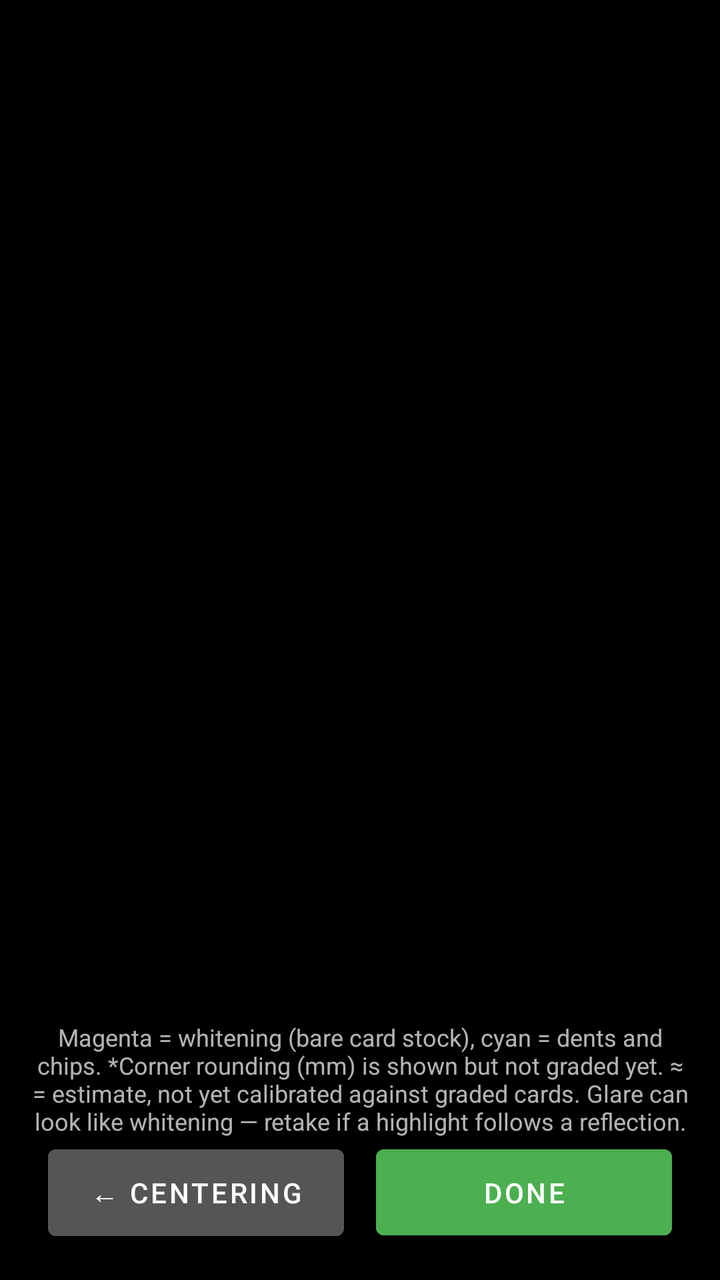
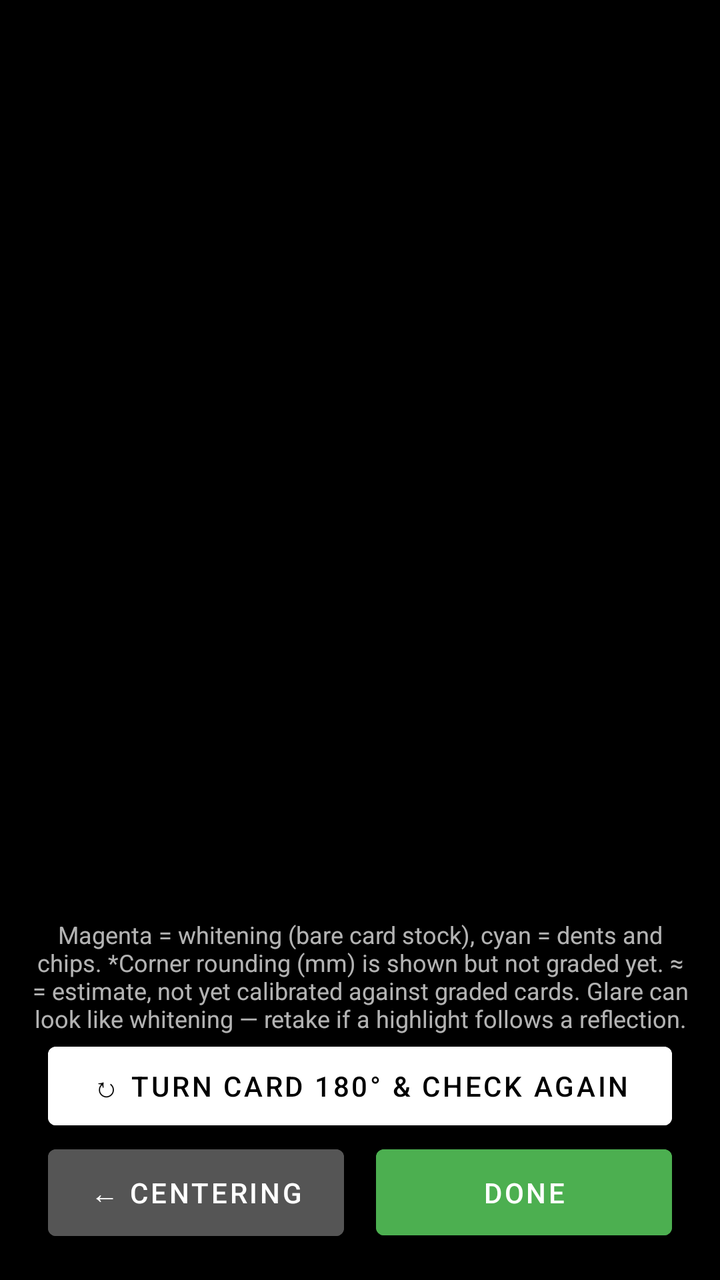

An Android layout rendered at two revisions. The XML below is the earlier revision; the diff shows what the commit changed to produce the second picture.
<!-- AndroidManifest.xml: application theme Theme.CardScanner -->
<!-- res/layout/activity_corners_edges.xml -->
<?xml version="1.0" encoding="utf-8"?>
<androidx.constraintlayout.widget.ConstraintLayout xmlns:android="http://schemas.android.com/apk/res/android"
    xmlns:app="http://schemas.android.com/apk/res-auto"
    android:id="@+id/cornersEdgesRoot"
    android:layout_width="match_parent"
    android:layout_height="match_parent"
    android:background="@color/black">

    <TextView
        android:id="@+id/cornersEdgesTitle"
        android:layout_width="wrap_content"
        android:layout_height="wrap_content"
        android:layout_marginTop="16dp"
        android:textColor="@color/white"
        android:textSize="20sp"
        android:textStyle="bold"
        app:layout_constraintTop_toTopOf="parent"
        app:layout_constraintStart_toStartOf="parent"
        app:layout_constraintEnd_toEndOf="parent" />

    <TextView
        android:id="@+id/wearGradeText"
        android:layout_width="wrap_content"
        android:layout_height="wrap_content"
        android:layout_marginTop="6dp"
        android:textColor="@color/accent"
        android:textSize="18sp"
        android:textStyle="bold"
        app:layout_constraintTop_toBottomOf="@id/cornersEdgesTitle"
        app:layout_constraintStart_toStartOf="parent"
        app:layout_constraintEnd_toEndOf="parent" />

    <TextView
        android:id="@+id/wearDetailText"
        android:layout_width="0dp"
        android:layout_height="wrap_content"
        android:layout_marginTop="4dp"
        android:paddingHorizontal="16dp"
        android:gravity="center"
        android:fontFamily="monospace"
        android:textColor="@color/white"
        android:textSize="12sp"
        app:layout_constraintTop_toBottomOf="@id/wearGradeText"
        app:layout_constraintStart_toStartOf="parent"
        app:layout_constraintEnd_toEndOf="parent" />

    <ImageView
        android:id="@+id/wearCardImage"
        android:layout_width="0dp"
        android:layout_height="0dp"
        android:layout_marginVertical="8dp"
        android:contentDescription="@string/wear_card_description"
        android:scaleType="fitCenter"
        app:layout_constraintTop_toBottomOf="@id/wearDetailText"
        app:layout_constraintBottom_toTopOf="@id/cornerTiles"
        app:layout_constraintStart_toStartOf="parent"
        app:layout_constraintEnd_toEndOf="parent" />

    <ProgressBar
        android:id="@+id/wearProgress"
        android:layout_width="wrap_content"
        android:layout_height="wrap_content"
        app:layout_constraintTop_toTopOf="@id/wearCardImage"
        app:layout_constraintBottom_toBottomOf="@id/wearCardImage"
        app:layout_constraintStart_toStartOf="parent"
        app:layout_constraintEnd_toEndOf="parent" />

    
    <LinearLayout
        android:id="@+id/cornerTiles"
        android:layout_width="match_parent"
        android:layout_height="wrap_content"
        android:orientation="horizontal"
        android:paddingHorizontal="8dp"
        app:layout_constraintBottom_toTopOf="@id/wearHintText"
        app:layout_constraintStart_toStartOf="parent"
        app:layout_constraintEnd_toEndOf="parent" />

    <TextView
        android:id="@+id/wearHintText"
        android:layout_width="0dp"
        android:layout_height="wrap_content"
        android:layout_marginTop="6dp"
        android:paddingHorizontal="16dp"
        android:gravity="center"
        android:text="@string/wear_hint"
        android:textColor="#B3FFFFFF"
        android:textSize="12sp"
        app:layout_constraintBottom_toTopOf="@id/wearButtonRow"
        app:layout_constraintStart_toStartOf="parent"
        app:layout_constraintEnd_toEndOf="parent" />

    <LinearLayout
        android:id="@+id/wearButtonRow"
        android:layout_width="match_parent"
        android:layout_height="wrap_content"
        android:layout_marginTop="8dp"
        android:layout_marginBottom="16dp"
        android:orientation="horizontal"
        android:paddingHorizontal="24dp"
        app:layout_constraintBottom_toBottomOf="parent"
        app:layout_constraintStart_toStartOf="parent"
        app:layout_constraintEnd_toEndOf="parent">

        <Button
            android:id="@+id/wearBackButton"
            android:layout_width="0dp"
            android:layout_height="wrap_content"
            android:layout_weight="1"
            android:layout_marginEnd="8dp"
            android:paddingVertical="12dp"
            android:text="@string/wear_back_button"
            android:textColor="@color/white"
            android:backgroundTint="#555555" />

        <Button
            android:id="@+id/wearDoneButton"
            android:layout_width="0dp"
            android:layout_height="wrap_content"
            android:layout_weight="1"
            android:layout_marginStart="8dp"
            android:paddingVertical="12dp"
            android:text="@string/centering_done_button"
            android:textColor="@color/white"
            android:backgroundTint="@color/accent"
            android:enabled="false" />

    </LinearLayout>

</androidx.constraintlayout.widget.ConstraintLayout>
<!-- resources referenced by this layout -->
<resources>
  <color name="accent">#FF4CAF50</color>
  <color name="black">#FF000000</color>
  <color name="white">#FFFFFFFF</color>
  <string name="centering_done_button">Done</string>
  <string name="wear_back_button">← Centering</string>
  <string name="wear_card_description">Card with whitening and corner wear highlighted</string>
  <string name="wear_hint">Magenta = whitening (bare card stock), cyan = dents and chips. *Corner rounding (mm) is shown but not graded yet. ≈ = estimate, not yet calibrated against graded cards. Glare can look like whitening — retake if a highlight follows a reflection.</string>
  <style name="Theme.CardScanner" parent="Theme.MaterialComponents.DayNight.NoActionBar">
          <item name="colorPrimary">@color/black</item>
          <item name="colorPrimaryDark">@color/black</item>
          <item name="colorAccent">@color/accent</item>
          <item name="android:statusBarColor">@color/black</item>
      </style>
</resources>

<!-- the commit's change to res/layout/activity_corners_edges.xml (unified diff, before → after) -->
@@ -86,6 +86,22 @@
         android:text="@string/wear_hint"
         android:textColor="#B3FFFFFF"
         android:textSize="12sp"
+        app:layout_constraintBottom_toTopOf="@id/wearTurnButton"
+        app:layout_constraintStart_toStartOf="parent"
+        app:layout_constraintEnd_toEndOf="parent" />
+
+    
+    <Button
+        android:id="@+id/wearTurnButton"
+        android:layout_width="0dp"
+        android:layout_height="wrap_content"
+        android:layout_marginHorizontal="24dp"
+        android:layout_marginTop="8dp"
+        android:paddingVertical="10dp"
+        android:text="@string/wear_turn_button"
+        android:textColor="@color/black"
+        android:backgroundTint="@color/white"
+        android:enabled="false"
         app:layout_constraintBottom_toTopOf="@id/wearButtonRow"
         app:layout_constraintStart_toStartOf="parent"
         app:layout_constraintEnd_toEndOf="parent" />
<!-- resource entries referenced after the edit -->
@@ -7,6 +7,7 @@
   <string name="wear_back_button">← Centering</string>
   <string name="wear_card_description">Card with whitening and corner wear highlighted</string>
   <string name="wear_hint">Magenta = whitening (bare card stock), cyan = dents and chips. *Corner rounding (mm) is shown but not graded yet. ≈ = estimate, not yet calibrated against graded cards. Glare can look like whitening — retake if a highlight follows a reflection.</string>
+  <string name="wear_turn_button">↻ Turn card 180° &amp; check again</string>
   <style name="Theme.CardScanner" parent="Theme.MaterialComponents.DayNight.NoActionBar">
           <item name="colorPrimary">@color/black</item>
           <item name="colorPrimaryDark">@color/black</item>
